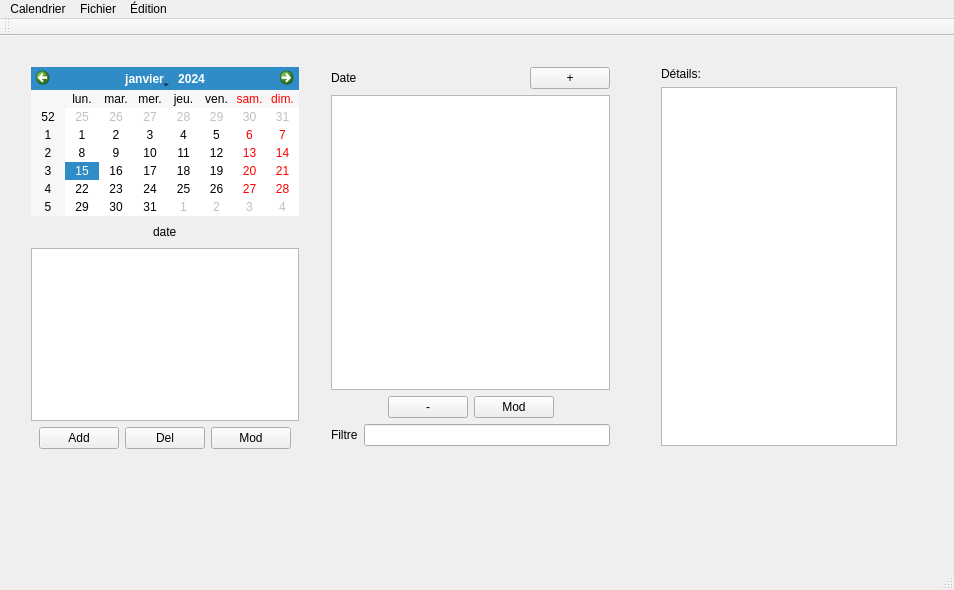
Above: VECalendar/mainwindow.ui from gnuvince/IFT2905-TP2 before the change. Below: the same form after it.
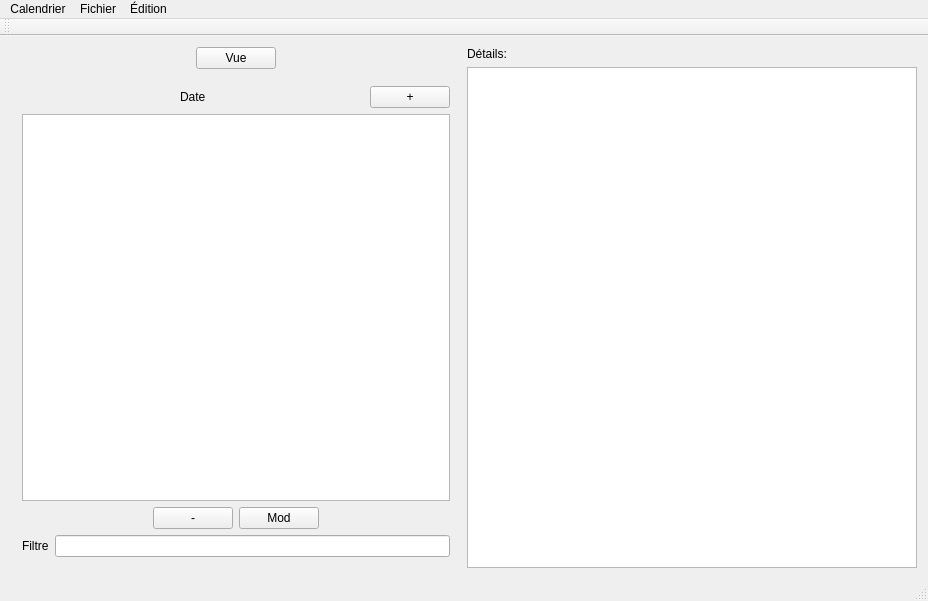
That is the form after the change. The open tabs and pages were chosen to show the change.

Commit message: Created stacked left panes

```diff
--- a/VECalendar/mainwindow.ui
+++ b/VECalendar/mainwindow.ui
@@ -6,26 +6,74 @@
    <rect>
     <x>0</x>
     <y>0</y>
-    <width>954</width>
-    <height>590</height>
+    <width>928</width>
+    <height>601</height>
    </rect>
   </property>
   <property name="windowTitle">
    <string>MainWindow</string>
   </property>
   <widget class="QWidget" name="centralWidget">
-   <widget class="QWidget" name="">
-    <property name="geometry">
-     <rect>
-      <x>20</x>
-      <y>20</y>
-      <width>290</width>
-      <height>404</height>
-     </rect>
-    </property>
-    <layout class="QVBoxLayout" name="LeftPane1">
+   <layout class="QHBoxLayout" name="horizontalLayout_8">
+    <item>
+     <layout class="QVBoxLayout" name="verticalLayout_4">
+      <item>
+       <layout class="QHBoxLayout" name="horizontalLayout_7">
+        <item>
+         <spacer name="horizontalSpacer_5">
+          <property name="orientation">
+           <enum>Qt::Horizontal</enum>
+          </property>
+          <property name="sizeHint" stdset="0">
+           <size>
+            <width>40</width>
+            <height>20</height>
+           </size>
+          </property>
+         </spacer>
+        </item>
+        <item>
+         <widget class="QPushButton" name="viewButton">
+          <property name="text">
+           <string>Vue</string>
+          </property>
+         </widget>
+        </item>
+        <item>
+         <spacer name="horizontalSpacer_6">
+          <property name="orientation">
+           <enum>Qt::Horizontal</enum>
+          </property>
+          <property name="sizeHint" stdset="0">
+           <size>
+            <width>40</width>
+            <height>20</height>
+           </size>
+          </property>
+         </spacer>
+        </item>
+       </layout>
+      </item>
+      <item>
+       <widget class="QStackedWidget" name="leftPane">
+        <property name="layoutDirection">
+         <enum>Qt::RightToLeft</enum>
+        </property>
+        <property name="frameShape">
+         <enum>QFrame::NoFrame</enum>
+        </property>
+        <property name="currentIndex">
+         <number>0</number>
+        </property>
+        <widget class="QWidget" name="page_1">
+         <layout class="QVBoxLayout" name="verticalLayout">
+          <item>
+           <layout class="QVBoxLayout" name="verticalLayout_2">
      <item>
       <widget class="QCalendarWidget" name="calendarWidget">
+              <property name="layoutDirection">
+               <enum>Qt::LeftToRight</enum>
+              </property>
        <property name="locale">
         <locale language="French" country="France"/>
        </property>
@@ -126,19 +174,33 @@
       </layout>
      </item>
     </layout>
-   </widget>
-   <widget class="QWidget" name="">
-    <property name="geometry">
-     <rect>
-      <x>320</x>
-      <y>20</y>
-      <width>301</width>
-      <height>401</height>
-     </rect>
-    </property>
-    <layout class="QVBoxLayout" name="LeftPane2">
+          </item>
+         </layout>
+         <zorder>dayEventsLong</zorder>
+         <zorder></zorder>
+        </widget>
+        <widget class="QWidget" name="page_2">
+         <property name="layoutDirection">
+          <enum>Qt::LeftToRight</enum>
+         </property>
+         <layout class="QHBoxLayout" name="horizontalLayout_6">
+          <item>
+           <layout class="QVBoxLayout" name="verticalLayout_3">
      <item>
       <layout class="QHBoxLayout" name="horizontalLayout_5">
+              <item>
+               <spacer name="horizontalSpacer_4">
+                <property name="orientation">
+                 <enum>Qt::Horizontal</enum>
+                </property>
+                <property name="sizeHint" stdset="0">
+                 <size>
+                  <width>40</width>
+                  <height>20</height>
+                 </size>
+                </property>
+               </spacer>
+              </item>
        <item>
         <widget class="QLabel" name="label">
          <property name="text">
@@ -230,17 +292,15 @@
       </layout>
      </item>
     </layout>
-   </widget>
-   <widget class="QWidget" name="">
-    <property name="geometry">
-     <rect>
-      <x>650</x>
-      <y>20</y>
-      <width>258</width>
-      <height>401</height>
-     </rect>
-    </property>
-    <layout class="QVBoxLayout" name="rightPane">
+          </item>
+         </layout>
+        </widget>
+       </widget>
+      </item>
+     </layout>
+    </item>
+    <item>
+     <layout class="QVBoxLayout" name="rightPaneLayout">
      <item>
       <widget class="QLabel" name="label_3">
        <property name="text">
@@ -252,14 +312,15 @@
       <widget class="QTextEdit" name="eventDetails"/>
      </item>
     </layout>
-   </widget>
+    </item>
+   </layout>
   </widget>
   <widget class="QMenuBar" name="menuBar">
    <property name="geometry">
     <rect>
      <x>0</x>
      <y>0</y>
-     <width>954</width>
+     <width>928</width>
      <height>23</height>
     </rect>
    </property>
```
Lines whose indentation alone changed are shown as unchanged. The commit also changes 2 other files.
